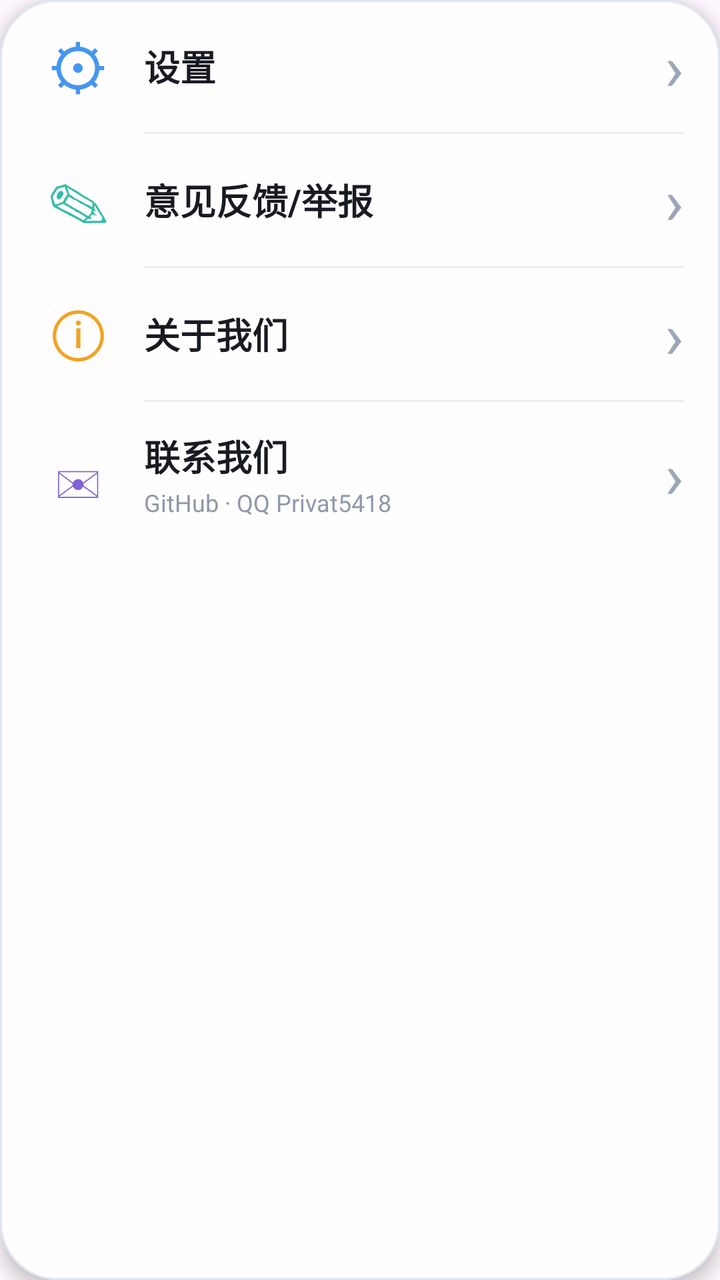
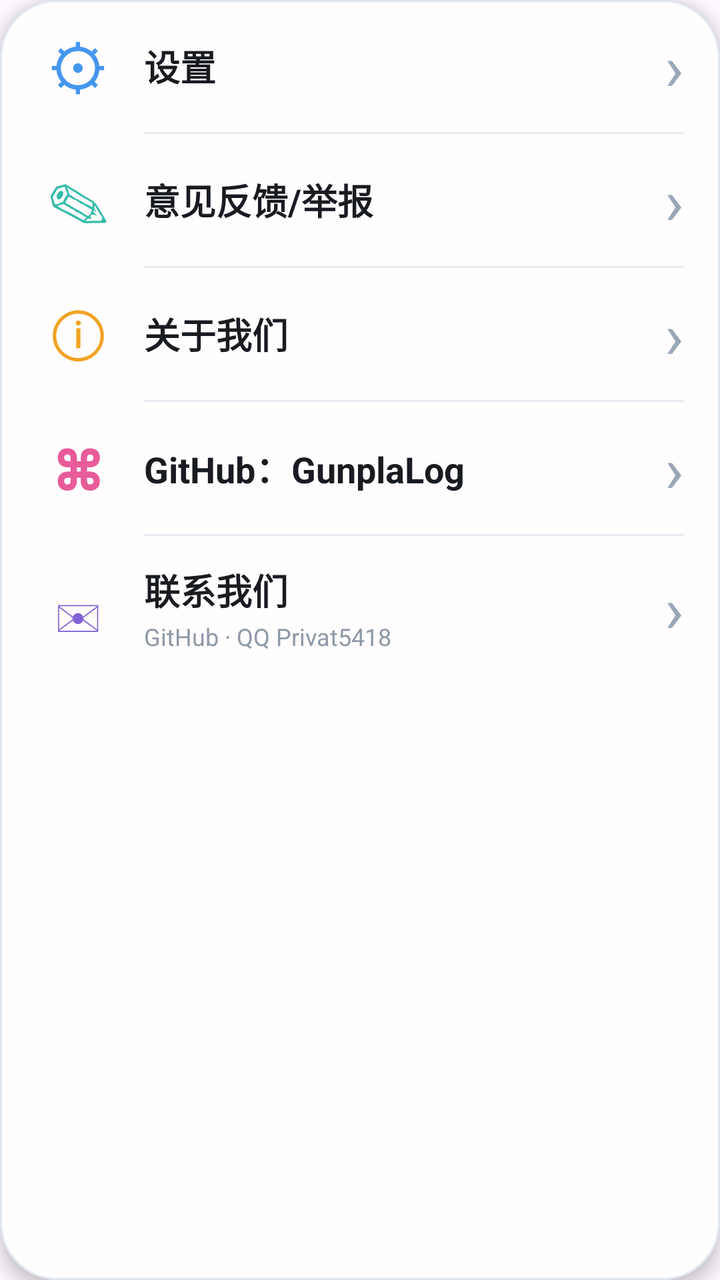

An Android layout rendered at two revisions. The XML below is the earlier revision; the diff shows what the commit changed to produce the second picture.
<!-- AndroidManifest.xml: application theme Theme.GunplaLog -->
<!-- res/layout/view_me_more.xml -->
<?xml version="1.0" encoding="utf-8"?>
<LinearLayout xmlns:android="http://schemas.android.com/apk/res/android"
    android:layout_width="match_parent"
    android:layout_height="wrap_content"
    android:background="@drawable/bg_me_more"
    android:elevation="5dp"
    android:orientation="vertical"
    android:paddingLeft="18dp"
    android:paddingRight="18dp">

    <LinearLayout
        android:id="@+id/btnMeSettings"
        android:layout_width="match_parent"
        android:layout_height="66dp"
        android:background="?android:attr/selectableItemBackground"
        android:gravity="center_vertical"
        android:orientation="horizontal">
        <TextView android:layout_width="42dp" android:layout_height="wrap_content" android:gravity="center" android:text="⚙" android:textColor="#4596EF" android:textSize="31sp" />
        <TextView android:layout_width="0dp" android:layout_height="wrap_content" android:layout_marginStart="12dp" android:layout_weight="1" android:text="设置" android:textColor="#191B22" android:textSize="18sp" android:textStyle="bold" />
        <TextView android:layout_width="wrap_content" android:layout_height="wrap_content" android:text="›" android:textColor="#9AA7B8" android:textSize="32sp" />
    </LinearLayout>
    <View android:layout_width="match_parent" android:layout_height="1dp" android:layout_marginLeft="54dp" android:background="#E8ECF2" />

    <LinearLayout
        android:id="@+id/btnMeFeedback"
        android:layout_width="match_parent"
        android:layout_height="66dp"
        android:background="?android:attr/selectableItemBackground"
        android:gravity="center_vertical"
        android:orientation="horizontal">
        <TextView android:layout_width="42dp" android:layout_height="wrap_content" android:gravity="center" android:text="✎" android:textColor="#35BCA9" android:textSize="31sp" />
        <TextView android:layout_width="0dp" android:layout_height="wrap_content" android:layout_marginStart="12dp" android:layout_weight="1" android:text="意见反馈/举报" android:textColor="#191B22" android:textSize="18sp" android:textStyle="bold" />
        <TextView android:layout_width="wrap_content" android:layout_height="wrap_content" android:text="›" android:textColor="#9AA7B8" android:textSize="32sp" />
    </LinearLayout>
    <View android:layout_width="match_parent" android:layout_height="1dp" android:layout_marginLeft="54dp" android:background="#E8ECF2" />

    <LinearLayout
        android:id="@+id/btnMeAbout"
        android:layout_width="match_parent"
        android:layout_height="66dp"
        android:background="?android:attr/selectableItemBackground"
        android:gravity="center_vertical"
        android:orientation="horizontal">
        <TextView android:layout_width="42dp" android:layout_height="wrap_content" android:gravity="center" android:text="ⓘ" android:textColor="#F1A324" android:textSize="31sp" />
        <TextView android:layout_width="0dp" android:layout_height="wrap_content" android:layout_marginStart="12dp" android:layout_weight="1" android:text="关于我们" android:textColor="#191B22" android:textSize="18sp" android:textStyle="bold" />
        <TextView android:layout_width="wrap_content" android:layout_height="wrap_content" android:text="›" android:textColor="#9AA7B8" android:textSize="32sp" />
    </LinearLayout>

    <View android:layout_width="match_parent" android:layout_height="1dp" android:layout_marginLeft="54dp" android:background="#E8ECF2" />

    <LinearLayout
        android:id="@+id/btnMeContact"
        android:layout_width="match_parent"
        android:layout_height="72dp"
        android:background="?android:attr/selectableItemBackground"
        android:gravity="center_vertical"
        android:orientation="horizontal">
        <TextView android:layout_width="42dp" android:layout_height="wrap_content" android:gravity="center" android:text="✉" android:textColor="#8262D7" android:textSize="31sp" />
        <LinearLayout android:layout_width="0dp" android:layout_height="wrap_content" android:layout_marginStart="12dp" android:layout_weight="1" android:orientation="vertical">
            <TextView android:layout_width="wrap_content" android:layout_height="wrap_content" android:text="联系我们" android:textColor="#191B22" android:textSize="18sp" android:textStyle="bold" />
            <TextView android:layout_width="wrap_content" android:layout_height="wrap_content" android:layout_marginTop="2dp" android:text="GitHub · QQ Privat5418" android:textColor="#8E99A9" android:textSize="12sp" />
        </LinearLayout>
        <TextView android:layout_width="wrap_content" android:layout_height="wrap_content" android:text="›" android:textColor="#9AA7B8" android:textSize="32sp" />
    </LinearLayout>
</LinearLayout>
<!-- resources referenced by this layout -->
<resources>
  <!-- drawable bg_me_more (drawable) -->
  <?xml version="1.0" encoding="utf-8"?>
  <shape xmlns:android="http://schemas.android.com/apk/res/android">
      <solid android:color="#FFFDFD" />
      <corners android:radius="28dp" />
      <stroke android:width="1dp" android:color="#E0E7F1" />
  </shape>
  <style name="Theme.GunplaLog" parent="Theme.Material3.DayNight.NoActionBar">
          <item name="colorPrimary">@color/primary</item>
          
          <item name="android:statusBarColor">@android:color/transparent</item>
          <item name="android:windowLightStatusBar">false</item>
          <item name="android:navigationBarColor">@android:color/transparent</item>
      </style>
  <color name="primary">#1E4FD6</color>
</resources>

<!-- the commit's change to res/layout/view_me_more.xml (unified diff, before → after) -->
@@ -49,6 +49,19 @@
     <View android:layout_width="match_parent" android:layout_height="1dp" android:layout_marginLeft="54dp" android:background="#E8ECF2" />
 
     <LinearLayout
+        android:id="@+id/btnMeGithub"
+        android:layout_width="match_parent"
+        android:layout_height="66dp"
+        android:background="?android:attr/selectableItemBackground"
+        android:gravity="center_vertical"
+        android:orientation="horizontal">
+        <TextView android:layout_width="42dp" android:layout_height="wrap_content" android:gravity="center" android:text="⌘" android:textColor="#E85B99" android:textSize="31sp" android:textStyle="bold" />
+        <TextView android:layout_width="0dp" android:layout_height="wrap_content" android:layout_marginStart="12dp" android:layout_weight="1" android:text="GitHub：GunplaLog" android:textColor="#191B22" android:textSize="18sp" android:textStyle="bold" />
+        <TextView android:layout_width="wrap_content" android:layout_height="wrap_content" android:text="›" android:textColor="#9AA7B8" android:textSize="32sp" />
+    </LinearLayout>
+    <View android:layout_width="match_parent" android:layout_height="1dp" android:layout_marginLeft="54dp" android:background="#E8ECF2" />
+
+    <LinearLayout
         android:id="@+id/btnMeContact"
         android:layout_width="match_parent"
         android:layout_height="72dp"
